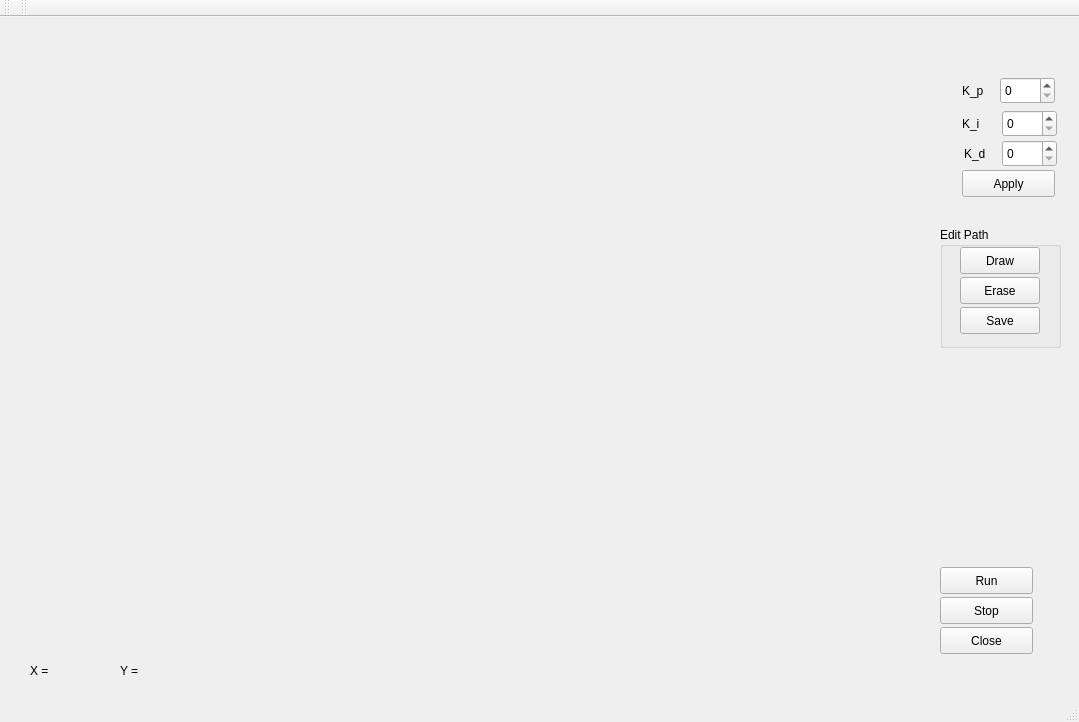
Before: the Qt Designer form MotionPhill/ui/motion.ui in RoboJackets/robocup-software, drawn with Qt 5.
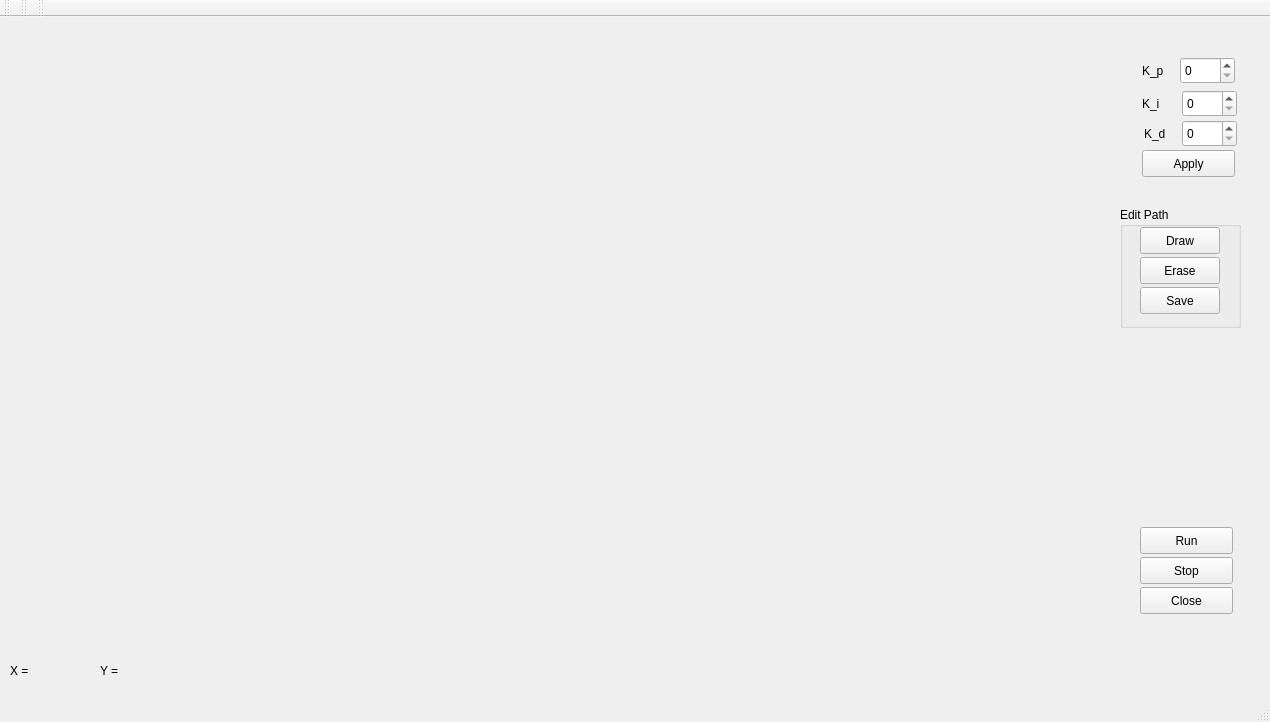
After: the same form once the commit is applied. Custom widgets are drawn as their Qt base class.

```diff
--- a/MotionPhill/ui/motion.ui
+++ b/MotionPhill/ui/motion.ui
@@ -5,7 +5,7 @@
    <rect>
     <x>0</x>
     <y>0</y>
-    <width>1079</width>
+    <width>1270</width>
     <height>722</height>
    </rect>
   </property>
@@ -16,8 +16,8 @@
    <widget class="QPushButton" name="run" >
     <property name="geometry" >
      <rect>
-      <x>940</x>
-      <y>550</y>
+      <x>1140</x>
+      <y>510</y>
       <width>93</width>
       <height>27</height>
      </rect>
@@ -29,8 +29,8 @@
    <widget class="QPushButton" name="stop" >
     <property name="geometry" >
      <rect>
-      <x>940</x>
-      <y>580</y>
+      <x>1140</x>
+      <y>540</y>
       <width>93</width>
       <height>27</height>
      </rect>
@@ -42,8 +42,8 @@
    <widget class="QLabel" name="kP" >
     <property name="geometry" >
      <rect>
-      <x>962</x>
-      <y>60</y>
+      <x>1142</x>
+      <y>40</y>
       <width>32</width>
       <height>27</height>
      </rect>
@@ -55,8 +55,8 @@
    <widget class="QSpinBox" name="K_p" >
     <property name="geometry" >
      <rect>
-      <x>1000</x>
-      <y>60</y>
+      <x>1180</x>
+      <y>40</y>
       <width>55</width>
       <height>27</height>
      </rect>
@@ -71,8 +71,8 @@
    <widget class="QLabel" name="kI" >
     <property name="geometry" >
      <rect>
-      <x>962</x>
-      <y>93</y>
+      <x>1142</x>
+      <y>73</y>
       <width>32</width>
       <height>27</height>
      </rect>
@@ -84,8 +84,8 @@
    <widget class="QSpinBox" name="K_i" >
     <property name="geometry" >
      <rect>
-      <x>1002</x>
-      <y>93</y>
+      <x>1182</x>
+      <y>73</y>
       <width>55</width>
       <height>27</height>
      </rect>
@@ -97,8 +97,8 @@
    <widget class="QLabel" name="kD" >
     <property name="geometry" >
      <rect>
-      <x>964</x>
-      <y>123</y>
+      <x>1144</x>
+      <y>103</y>
       <width>32</width>
       <height>27</height>
      </rect>
@@ -110,8 +110,8 @@
    <widget class="QSpinBox" name="K_d" >
     <property name="geometry" >
      <rect>
-      <x>1002</x>
-      <y>123</y>
+      <x>1182</x>
+      <y>103</y>
       <width>55</width>
       <height>27</height>
      </rect>
@@ -123,8 +123,8 @@
    <widget class="QPushButton" name="apply" >
     <property name="geometry" >
      <rect>
-      <x>962</x>
-      <y>153</y>
+      <x>1142</x>
+      <y>133</y>
       <width>93</width>
       <height>27</height>
      </rect>
@@ -136,8 +136,8 @@
    <widget class="QPushButton" name="close" >
     <property name="geometry" >
      <rect>
-      <x>940</x>
-      <y>610</y>
+      <x>1140</x>
+      <y>570</y>
       <width>93</width>
       <height>27</height>
      </rect>
@@ -146,26 +146,11 @@
      <string>Close</string>
     </property>
    </widget>
-   <widget class="FieldDisplay" native="1" name="field" >
-    <property name="geometry" >
-     <rect>
-      <x>19</x>
-      <y>19</y>
-      <width>901</width>
-      <height>621</height>
-     </rect>
-    </property>
-    <layout class="QGridLayout" >
-     <item row="0" column="0" >
-      <layout class="QGridLayout" />
-     </item>
-    </layout>
-   </widget>
    <widget class="QGroupBox" name="pathEditor" >
     <property name="geometry" >
      <rect>
-      <x>940</x>
-      <y>210</y>
+      <x>1120</x>
+      <y>190</y>
       <width>121</width>
       <height>121</height>
      </rect>
@@ -216,7 +201,7 @@
    <widget class="QLabel" name="xPos" >
     <property name="geometry" >
      <rect>
-      <x>30</x>
+      <x>10</x>
       <y>640</y>
       <width>71</width>
       <height>27</height>
@@ -229,7 +214,7 @@
    <widget class="QLabel" name="yPos" >
     <property name="geometry" >
      <rect>
-      <x>120</x>
+      <x>100</x>
       <y>640</y>
       <width>91</width>
       <height>27</height>
@@ -239,13 +224,24 @@
      <string>Y = </string>
     </property>
    </widget>
+   <widget class="QWidget" name="gridLayout" >
+    <property name="geometry" >
+     <rect>
+      <x>10</x>
+      <y>10</y>
+      <width>901</width>
+      <height>631</height>
+     </rect>
+    </property>
+    <layout class="QGridLayout" />
+   </widget>
   </widget>
   <widget class="QMenuBar" name="menubar" >
    <property name="geometry" >
     <rect>
      <x>0</x>
      <y>0</y>
-     <width>1079</width>
+     <width>1270</width>
      <height>25</height>
     </rect>
    </property>
@@ -273,15 +269,18 @@
     <bool>false</bool>
    </attribute>
   </widget>
+  <widget class="QToolBar" name="toolBar_3" >
+   <property name="windowTitle" >
+    <string>toolBar_3</string>
+   </property>
+   <attribute name="toolBarArea" >
+    <enum>TopToolBarArea</enum>
+   </attribute>
+   <attribute name="toolBarBreak" >
+    <bool>false</bool>
+   </attribute>
+  </widget>
  </widget>
- <customwidgets>
-  <customwidget>
-   <class>FieldDisplay</class>
-   <extends>QWidget</extends>
-   <header>../FieldDisplay.hpp</header>
-   <container>1</container>
-  </customwidget>
- </customwidgets>
  <resources/>
  <connections/>
 </ui>
```
